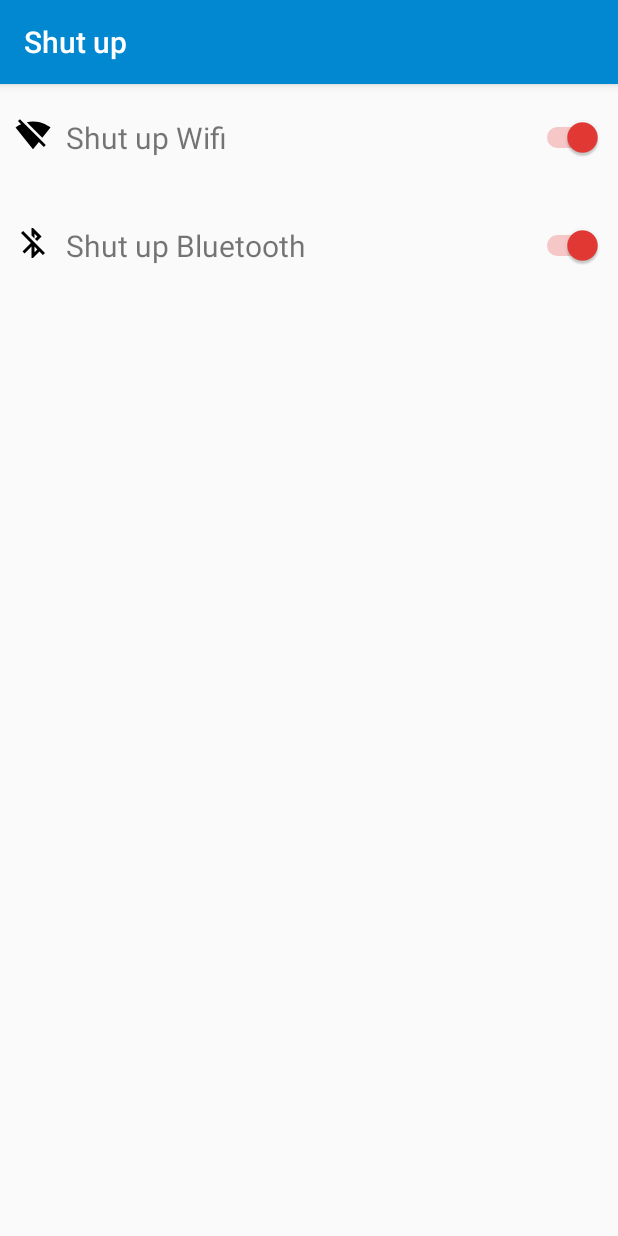
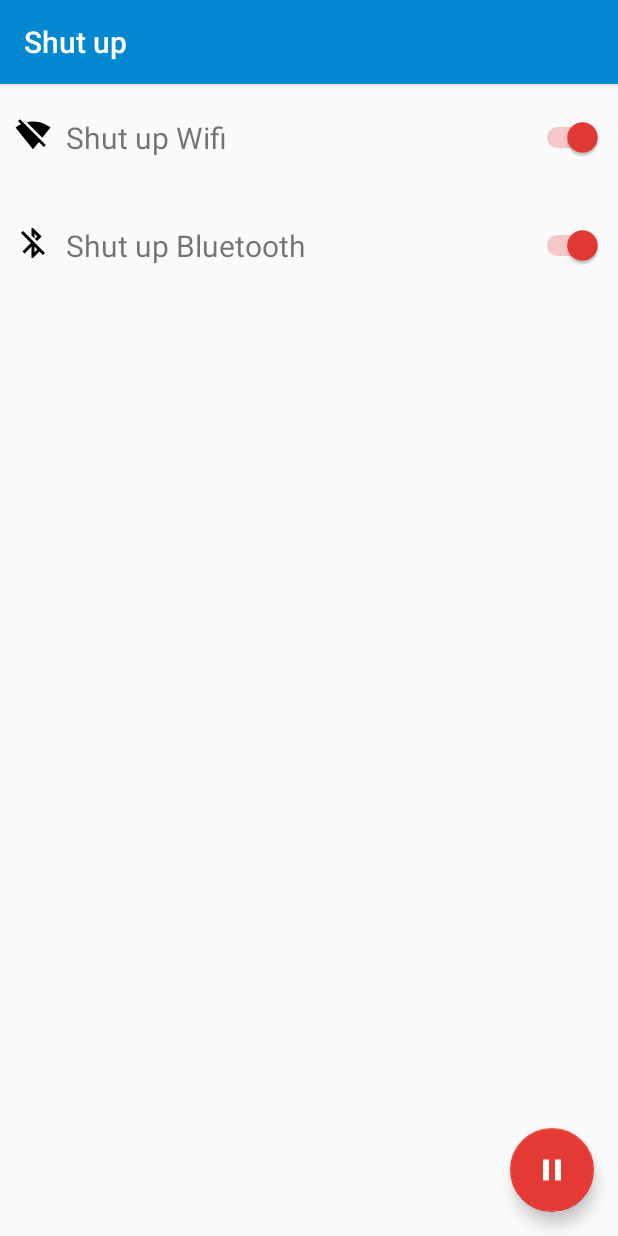
Before and after one commit to marcjulian/shutup, an Android app: the screen it shows after launch (ShutUpActivity), on a phone screen of 412 x 824 dp. Run offline under Robolectric (Android 15) with nearby library versions, the phone set to English and light mode, and no system bars; our stand-ins replace Timber.

Commit message:
add shut up notification and pause/play control

```diff
--- a/app/build.gradle
+++ b/app/build.gradle
@@ -29,6 +29,7 @@ dependencies {
 	// android
 	implementation 'com.android.support:appcompat-v7:26.1.0'
 	implementation 'com.android.support:support-v4:26.1.0'
+	implementation 'com.android.support:design:26.1.0'
 	implementation 'com.android.support.constraint:constraint-layout:1.0.2'
 
 	// kotlin
--- a/app/src/main/java/de/squiray/shutup/domain/repository/ConnectivityRepositoryImpl.kt
+++ b/app/src/main/java/de/squiray/shutup/domain/repository/ConnectivityRepositoryImpl.kt
@@ -8,10 +8,10 @@ import de.squiray.shutup.domain.model.WifiConnectivity
 class ConnectivityRepositoryImpl(context: Context) : ConnectivityRepository {
 
     private val connectivity: Array<Connectivity> =
-            // TODO add GPS
             arrayOf(
                     WifiConnectivity(context),
                     BluetoothConnectivity(context)
+                    //GpsConnectivity(context)
             )
 
     override fun turnOffConnectivity() {
--- a/app/src/main/java/de/squiray/shutup/presentation/ui/ShutUpActivity.kt
+++ b/app/src/main/java/de/squiray/shutup/presentation/ui/ShutUpActivity.kt
@@ -4,6 +4,7 @@ import android.os.Bundle
 import android.support.v7.app.AppCompatActivity
 import de.squiray.shutup.R
 import kotlinx.android.synthetic.main.activity_shut_up.*
+import kotlinx.android.synthetic.main.floating_action_button.*
 import org.cryptomator.util.SharedPreferencesHandler
 
 class ShutUpActivity : AppCompatActivity() {
@@ -20,6 +21,12 @@ class ShutUpActivity : AppCompatActivity() {
     private fun setupView() {
         updateWifiConnectivity()
         updateBluetoothConnectivity()
+        updateShutUpControl()
+
+        floatingActionButton.setOnClickListener {
+            sharedPreferencesHandler!!.revertShutUp()
+            updateShutUpControl()
+        }
 
         shutUpWifi.setOnCheckedChangeListener { _, _ ->
             sharedPreferencesHandler!!.revertShutUpWifi()
@@ -28,6 +35,14 @@ class ShutUpActivity : AppCompatActivity() {
         shutUpBluetooth.setOnCheckedChangeListener { _, _ ->
             sharedPreferencesHandler!!.revertShutUpBluetooth()
             updateBluetoothConnectivity()
+        }
+    }
+
+    private fun updateShutUpControl() {
+        if (sharedPreferencesHandler!!.isShutUp()) {
+            floatingActionButton.setImageResource(R.drawable.ic_pause)
+        } else {
+            floatingActionButton.setImageResource(R.drawable.ic_play)
         }
     }
 
--- a/app/src/main/java/de/squiray/shutup/util/SharedPreferencesHandler.kt
+++ b/app/src/main/java/de/squiray/shutup/util/SharedPreferencesHandler.kt
@@ -10,6 +10,13 @@ class SharedPreferencesHandler constructor(context: Context) : SharedPreferences
 
     init {
         defaultSharedPreferences.registerOnSharedPreferenceChangeListener(this)
+    }
+
+    fun isShutUp(): Boolean
+            = defaultSharedPreferences.getValue(SHUT_UP_CONNECTIVITY, true)!!
+
+    fun revertShutUp(){
+        defaultSharedPreferences.setValue(SHUT_UP_CONNECTIVITY, !isShutUp())
     }
 
     fun shutUpWifi(): Boolean
@@ -54,6 +61,8 @@ class SharedPreferencesHandler constructor(context: Context) : SharedPreferences
     }
 
     companion object {
+
+        private val SHUT_UP_CONNECTIVITY = "shutUpConnectivity"
 
         private val SHUT_UP_WIFI = "shutUpWifi"
         private val SHUT_UP_BLUETOOTH = "shutUpBluetooth"
@@ -115,4 +124,5 @@ class SharedPreferencesHandler constructor(context: Context) : SharedPreferences
             else -> throw UnsupportedOperationException("Not yet implemented")
         }
     }
+
 }
--- /dev/null
+++ b/app/src/main/res/drawable/ic_pause.xml
@@ -0,0 +1,9 @@
+<vector xmlns:android="http://schemas.android.com/apk/res/android"
+        android:width="24dp"
+        android:height="24dp"
+        android:viewportWidth="24.0"
+        android:viewportHeight="24.0">
+    <path
+        android:fillColor="#FF000000"
+        android:pathData="M6,19h4L10,5L6,5v14zM14,5v14h4L18,5h-4z"/>
+</vector>
--- /dev/null
+++ b/app/src/main/res/drawable/ic_play.xml
@@ -0,0 +1,9 @@
+<vector xmlns:android="http://schemas.android.com/apk/res/android"
+        android:width="24dp"
+        android:height="24dp"
+        android:viewportWidth="24.0"
+        android:viewportHeight="24.0">
+    <path
+        android:fillColor="#FF000000"
+        android:pathData="M8,5v14l11,-7z"/>
+</vector>
--- a/app/src/main/res/layout/activity_shut_up.xml
+++ b/app/src/main/res/layout/activity_shut_up.xml
@@ -1,5 +1,11 @@
 <?xml version="1.0" encoding="utf-8"?>
-<LinearLayout xmlns:android="http://schemas.android.com/apk/res/android"
+<android.support.design.widget.CoordinatorLayout
+		xmlns:android="http://schemas.android.com/apk/res/android"
+		android:id="@+id/main_content"
+		android:layout_width="match_parent"
+		android:layout_height="match_parent">
+
+	<LinearLayout
 			android:layout_width="match_parent"
 			android:layout_height="match_parent"
 			android:orientation="vertical">
@@ -66,5 +72,8 @@
 					android:checked="true"/>
 		</RelativeLayout>
 
+	</LinearLayout>
 
-</LinearLayout>
+	<include layout="@layout/floating_action_button"/>
+
+</android.support.design.widget.CoordinatorLayout>
--- /dev/null
+++ b/app/src/main/res/layout/floating_action_button.xml
@@ -0,0 +1,17 @@
+<?xml version="1.0" encoding="utf-8"?>
+<android.support.design.widget.FloatingActionButton
+		xmlns:android="http://schemas.android.com/apk/res/android"
+		xmlns:app="http://schemas.android.com/apk/res-auto"
+		android:layout_width="56dp"
+		android:layout_height="56dp"
+		android:id="@+id/floatingActionButton"
+		android:layout_gravity="bottom|end"
+		android:layout_marginBottom="@dimen/fab_margin"
+		android:layout_marginEnd="@dimen/fab_margin"
+		android:filterTouchesWhenObscured="true"
+		android:src="@drawable/ic_play"
+		android:tint="@color/white"
+		android:clickable="true"
+		android:focusable="true"
+		app:rippleColor="@color/white_transparent"
+		app:layout_anchorGravity="bottom|right|end"/>
--- a/app/src/main/res/values/colors.xml
+++ b/app/src/main/res/values/colors.xml
@@ -4,5 +4,9 @@
 	<color name="colorPrimaryDark">#01579B</color>
 	<color name="colorAccent">#E53935</color>
 
+	<color name="white">#fff</color>
+
+	<color name="white_transparent">#82ffffff</color>
+
 	<color name="black_overlay">#66000000</color>
 </resources>
--- /dev/null
+++ b/app/src/main/res/values/dimens.xml
@@ -0,0 +1,4 @@
+<?xml version="1.0" encoding="utf-8"?>
+<resources>
+	<dimen name="fab_margin">16dp</dimen>
+</resources>
```
Also changed, not shown: app/src/main/java/de/squiray/shutup/domain/model/GpsConnectivity.kt (added, +24 -0 lines), app/src/main/java/de/squiray/shutup/presentation/notification/ShutUpNotification.kt (added, +40 -0 lines), app/src/main/java/de/squiray/shutup/presentation/notification/ShutUpNotificationManager.kt (added, +26 -0 lines), app/src/main/java/de/squiray/shutup/presentation/service/ShutUpService.kt (+15 -5 lines). Lines whose indentation alone changed are shown as unchanged.
